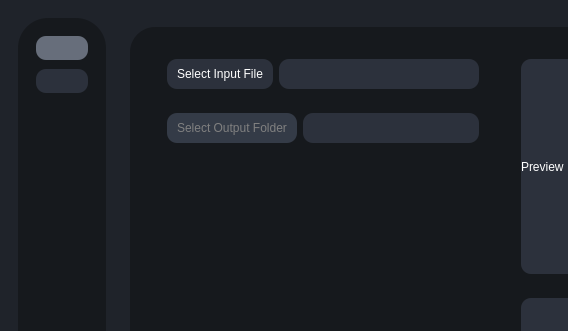
This is testRVEInterface.ui in TNTwise/REAL-Video-Enhancer as Qt 5 draws it before an edit; both pictures show x 0 to 568 and y 0 to 331 of the 897 by 681 pixel window. The edited form follows.
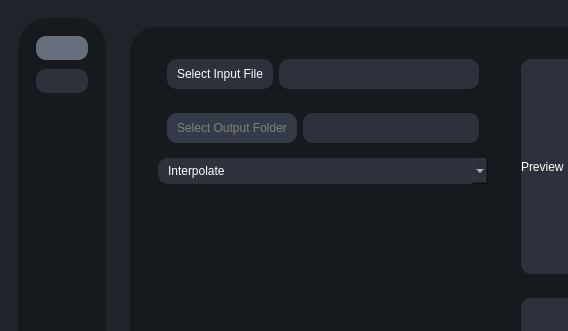
This is the edited form. The open tabs and pages were chosen to show the change. Icons and pictures are not drawn.

```diff
--- a/testRVEInterface.ui
+++ b/testRVEInterface.ui
@@ -149,6 +149,14 @@
 	background-color:#343b47;
 	color:gray;
 }
+QComboBox{
+background-color:#2c313c;
+	text-align:left;
+	padding:5px 10px;
+	border-radius: 10px;
+color:white;
+}
+
 </string>
                 </property>
                 <layout class="QVBoxLayout" name="verticalLayout_7">
@@ -231,6 +239,20 @@
                    </layout>
                   </widget>
                  </item>
+                 <item>
+                  <widget class="QComboBox" name="methodComboBox">
+                   <item>
+                    <property name="text">
+                     <string>Interpolate</string>
+                    </property>
+                   </item>
+                   <item>
+                    <property name="text">
+                     <string>Upscale</string>
+                    </property>
+                   </item>
+                  </widget>
+                 </item>
                  <item>
                   <spacer name="verticalSpacer_2">
                    <property name="orientation">
```
Left out of the diff: 12 changed lines with no effect on the pictures.
